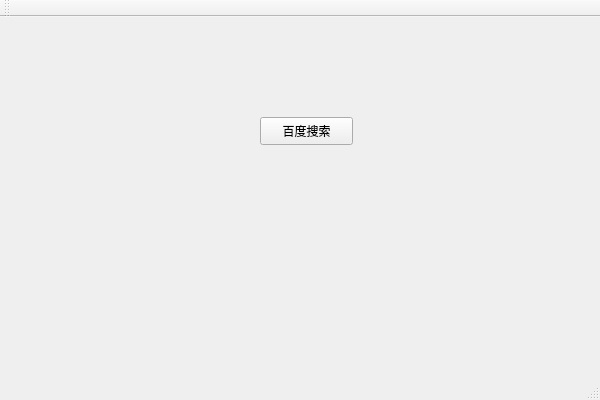
The window that news_system_ui.ui (denllx/simple-search-engine) describes before a commit, drawn with Qt 5.
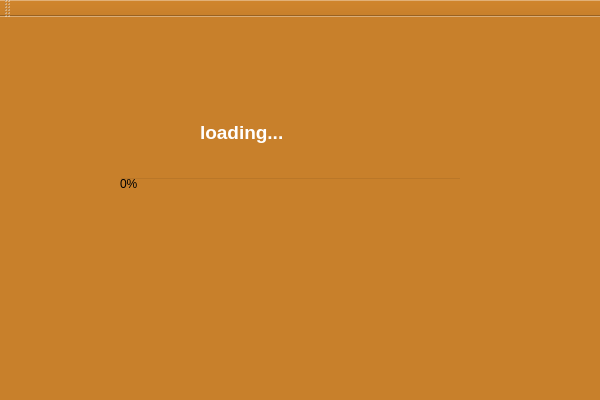
The same window after the commit.

```diff
--- a/news_system_ui.ui
+++ b/news_system_ui.ui
@@ -13,18 +13,53 @@
   <property name="windowTitle">
    <string>news_system_ui</string>
   </property>
+  <property name="styleSheet">
+   <string notr="true">background-color:rgb(200,128,43)</string>
+  </property>
   <widget class="QWidget" name="centralWidget">
-   <widget class="QPushButton" name="pushButton">
+   <property name="styleSheet">
+    <string notr="true">background-color:rgb(200, 128, 43)</string>
+   </property>
+   <widget class="QLabel" name="label">
     <property name="geometry">
      <rect>
-      <x>260</x>
-      <y>100</y>
-      <width>93</width>
-      <height>28</height>
+      <x>200</x>
+      <y>90</y>
+      <width>181</width>
+      <height>51</height>
      </rect>
     </property>
+    <property name="sizePolicy">
+     <sizepolicy hsizetype="Expanding" vsizetype="Preferred">
+      <horstretch>0</horstretch>
+      <verstretch>0</verstretch>
+     </sizepolicy>
+    </property>
     <property name="text">
-     <string>百度搜索</string>
+     <string>&lt;html&gt;&lt;head/&gt;&lt;body&gt;&lt;p&gt;&lt;span style=&quot; font-size:14pt; font-weight:600; color:#ffffff;&quot;&gt;loading...&lt;/span&gt;&lt;/p&gt;&lt;/body&gt;&lt;/html&gt;</string>
+    </property>
+    <property name="textFormat">
+     <enum>Qt::AutoText</enum>
+    </property>
+   </widget>
+   <widget class="QProgressBar" name="progressBar">
+    <property name="geometry">
+     <rect>
+      <x>120</x>
+      <y>160</y>
+      <width>341</width>
+      <height>23</height>
+     </rect>
+    </property>
+    <property name="styleSheet">
+     <string notr="true">QProgressBar{
+     background:transparent}
+QProgressBar::chunk {
+     background-color: rgb(239, 217, 193)}
+</string>
+    </property>
+    <property name="value">
+     <number>0</number>
     </property>
    </widget>
   </widget>
```
